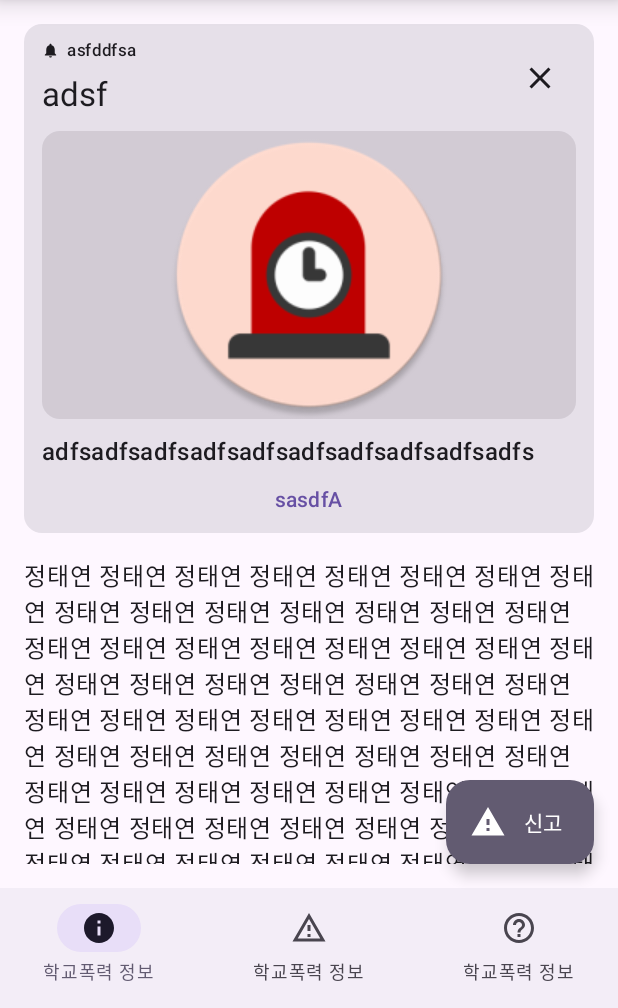
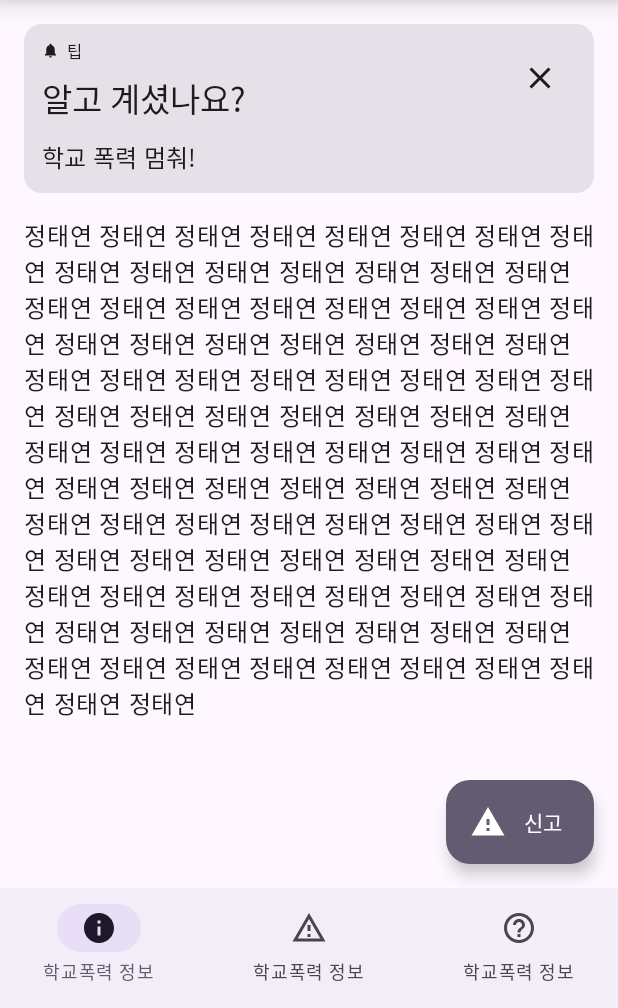
Before and after one commit to error0918/SchoolViolenceBreaker, an Android app built with Jetpack Compose: the screen it shows after launch (MainActivity), on a phone screen of 412 x 824 dp, the part 228-1236 px from its top. Run offline under Robolectric (Android 15) with nearby library versions, the phone set to English and light mode, and no system bars; our stand-ins replace accompanist, constraintlayout-compose.

Commit message:
2022/09/11 15:40

```diff
--- a/app/src/main/java/com/taeyeon/schoolviolencebreaker/SVInfo.kt
+++ b/app/src/main/java/com/taeyeon/schoolviolencebreaker/SVInfo.kt
@@ -7,15 +7,13 @@ import androidx.compose.runtime.Composable
 import androidx.compose.runtime.mutableStateOf
 import androidx.compose.runtime.saveable.rememberSaveable
 import androidx.compose.ui.Modifier
-import androidx.compose.ui.graphics.ImageBitmap
 import androidx.compose.ui.platform.LocalLayoutDirection
-import androidx.compose.ui.res.imageResource
 import androidx.compose.runtime.*
 import androidx.compose.ui.tooling.preview.Devices
 import androidx.compose.ui.tooling.preview.Preview
 import androidx.compose.ui.unit.dp
-import com.taeyeon.core.Utils
 import com.taeyeon.schoolviolencebreaker.MyView.Tip
+import java.util.*
 
 object SVInfo {
 
@@ -32,23 +30,28 @@ object SVInfo {
         ) {
             var showingTip by rememberSaveable { mutableStateOf(showTip) }
 
-            if (showingTip) {
-                Tip(
-                    tip = "asfddfsa",
-                    tipImageDescription = "",
-                    title = "adsf",
-                    message = "adfs".repeat(10),
+            val tipInformation = listOf(
+                MyView.TipInformation(
+                    title = "알고 계셨나요?",
+                    message = "학교 폭력은 진짜 나쁘답니다!",
                     onCloseButtonClick = {
                         showingTip = false
                     },
-                    closeImageDescription = "daf",
-                    imageBitmap = ImageBitmap.imageResource(id = R.drawable.ic_launcher_round),
-                    imageBitmapDescription = "",
-                    actionButtonTitle = "sasdfA",
-                    onActionButtonClick = {
-                        Utils.toast("adsf")
-                    }
+                    closeImageDescription = "닫기"
+                ),
+                MyView.TipInformation(
+                    title = "알고 계셨나요?",
+                    message = "학교 폭력 멈춰!",
+                    onCloseButtonClick = {
+                        showingTip = false
+                    },
+                    closeImageDescription = "닫기"
                 )
+            )
+
+            if (showingTip) {
+                val tipIndex by rememberSaveable { mutableStateOf(Random().nextInt(tipInformation.size)) }
+                Tip(tipInformation[tipIndex])
             }
 
             Text(
@@ -59,14 +62,3 @@ object SVInfo {
     }
 
 }
-
-@Preview(
-    name = "SVInfo",
-    showBackground = true,
-    uiMode = UI_MODE_NIGHT_YES,
-    device = Devices.PIXEL_4_XL
-)
-@Composable
-fun SVInfoPreview() {
-    SVInfo.SVInfo()
-}
--- a/app/src/main/java/com/taeyeon/schoolviolencebreaker/SchoolViolenceBreaker.kt
+++ b/app/src/main/java/com/taeyeon/schoolviolencebreaker/SchoolViolenceBreaker.kt
@@ -23,6 +23,7 @@ import androidx.compose.ui.Modifier
 import androidx.compose.ui.geometry.Size
 import androidx.compose.ui.graphics.ImageBitmap
 import androidx.compose.ui.platform.LocalDensity
+import androidx.compose.ui.res.stringResource
 import androidx.compose.ui.unit.Dp
 import androidx.compose.ui.unit.dp
 import androidx.compose.ui.window.Dialog
@@ -181,6 +182,37 @@ object Report {
 
 object MyView {
 
+    data class TipInformation(
+        val tip: String = Core.getContext().resources.getString(R.string.tip),
+        val tipImageDescription: String = tip,
+        val title: String,
+        val message: String,
+        val closeImageDescription: String? = null,
+        val onCloseButtonClick: (() -> Unit)? = null,
+        val imageBitmap: ImageBitmap? = null,
+        val imageBitmapDescription: String? = null,
+        val actionButtonTitle: String? = null,
+        val onActionButtonClick: (() -> Unit)? = null,
+        val modifier: Modifier = Modifier
+    )
+
+    @Composable
+    fun Tip(tipInformation: TipInformation) {
+        Tip(
+            tip = tipInformation.tip,
+            tipImageDescription = tipInformation.tipImageDescription,
+            title = tipInformation.title,
+            message = tipInformation.message,
+            closeImageDescription = tipInformation.closeImageDescription,
+            onCloseButtonClick = tipInformation.onCloseButtonClick,
+            imageBitmap = tipInformation.imageBitmap,
+            imageBitmapDescription = tipInformation.imageBitmapDescription,
+            actionButtonTitle = tipInformation.actionButtonTitle,
+            onActionButtonClick = tipInformation.onActionButtonClick,
+            modifier = tipInformation.modifier
+        )
+    }
+
     @SuppressLint("ModifierParameter")
     @Composable
     fun Tip(
@@ -188,8 +220,8 @@ object MyView {
         tipImageDescription: String? = null,
         title: String,
         message: String,
+        closeImageDescription: String? = null,
         onCloseButtonClick: (() -> Unit)? = null,
-        closeImageDescription: String? = null,
         imageBitmap: ImageBitmap? = null,
         imageBitmapDescription: String? = null,
         actionButtonTitle: String? = null,
@@ -197,7 +229,7 @@ object MyView {
         modifier: Modifier = Modifier
     ) {
         val hasCloseButton = onCloseButtonClick != null
-        val hasImage = imageBitmap != null && imageBitmapDescription != null
+        val hasImage = imageBitmap != null
         val hasAction = actionButtonTitle != null && onActionButtonClick != null
 
         Card(
--- a/app/src/main/res/values/strings.xml
+++ b/app/src/main/res/values/strings.xml
@@ -8,7 +8,11 @@
     <string name="report">신고</string>
 
     <string name="svinfo">학교폭력 정보</string>
+
+    <string name="tip">팁</string>
+
     <string name="solution">해결</string>
+
     <string name="helpful">도움되는 곳</string>
 
     <string name="refresh">새로고침</string>
```
Also changed, not shown: 2 other files.
